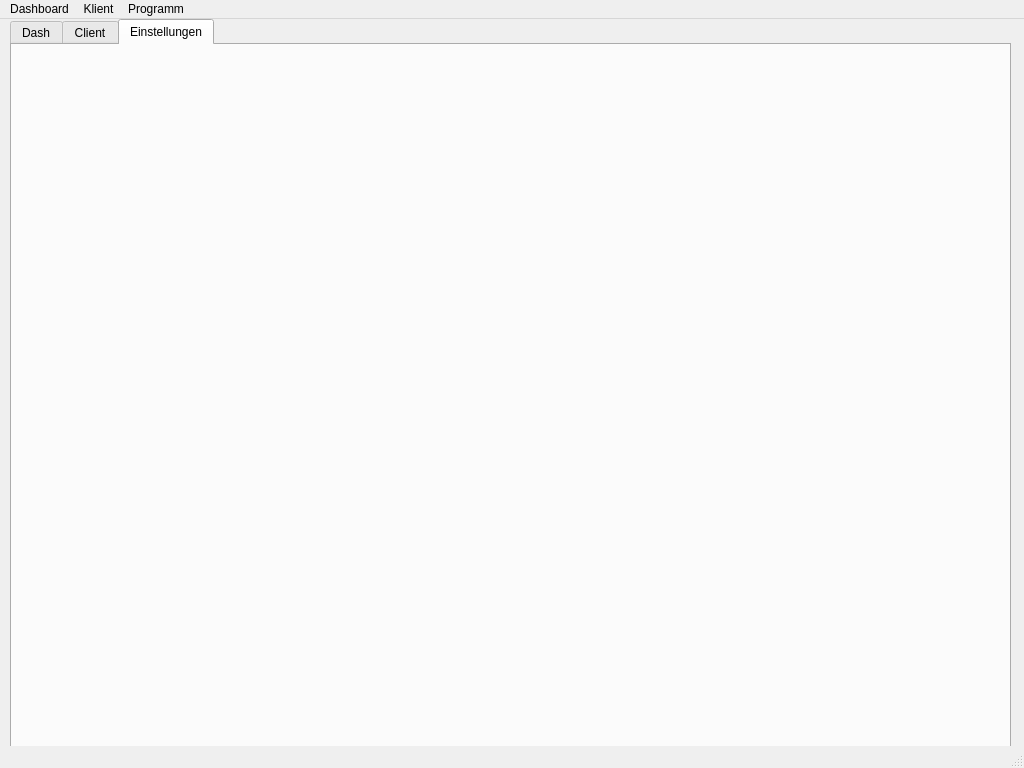
Before: the Qt Designer form ui/main_window.ui in tellmi/fameoucrazy, drawn with Qt 5.
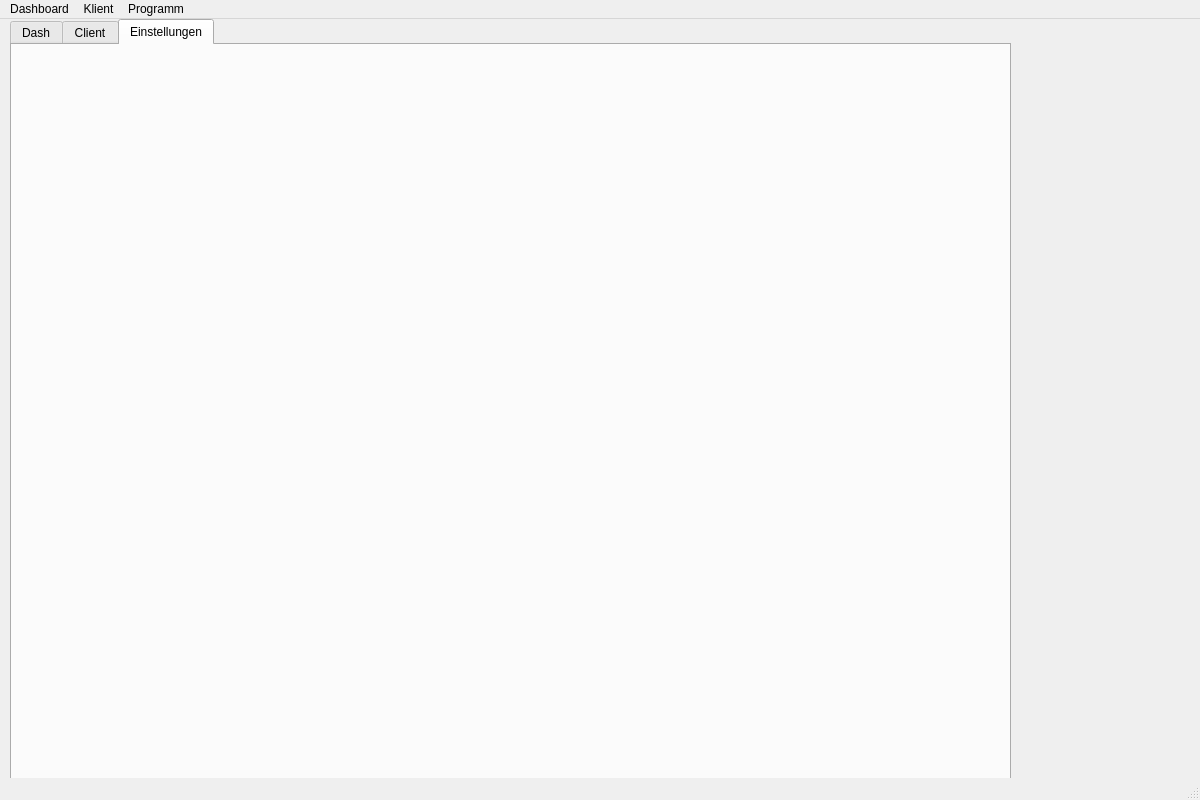
After: the same form once the commit is applied. Icons and pictures are not drawn.

What changed in the file:
```diff
--- a/ui/main_window.ui
+++ b/ui/main_window.ui
@@ -6,8 +6,8 @@
    <rect>
     <x>0</x>
     <y>0</y>
-    <width>1024</width>
-    <height>768</height>
+    <width>1200</width>
+    <height>800</height>
    </rect>
   </property>
   <property name="minimumSize">
@@ -67,7 +67,7 @@
     <rect>
      <x>0</x>
      <y>0</y>
-     <width>1024</width>
+     <width>1200</width>
      <height>24</height>
     </rect>
    </property>
```
